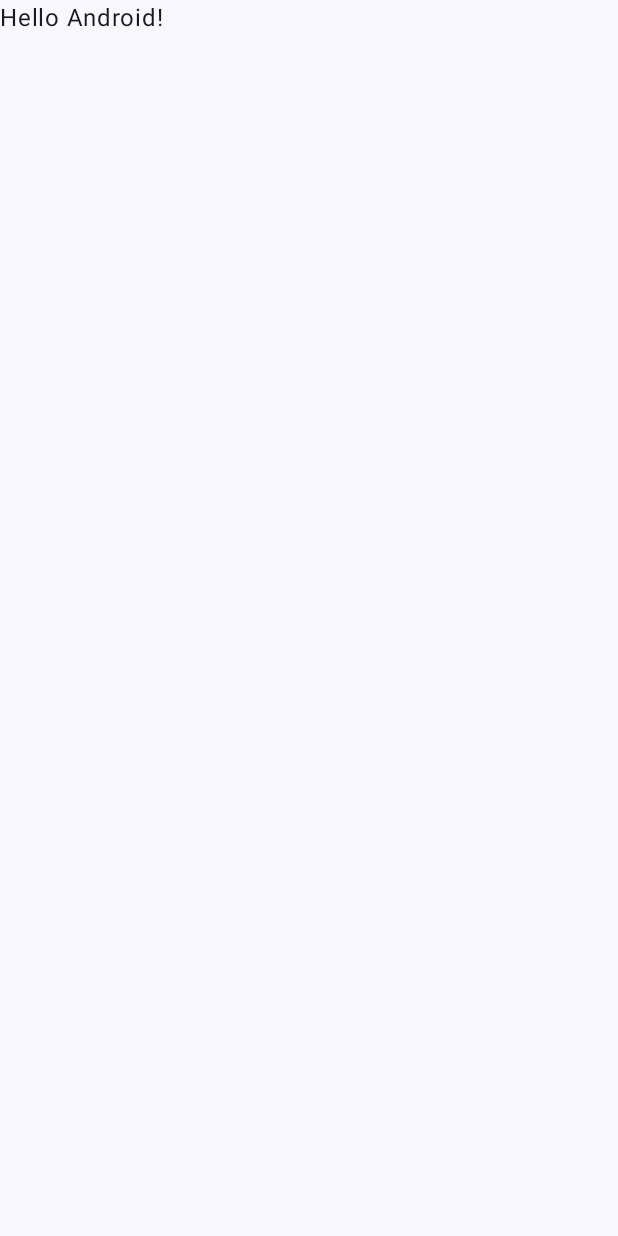
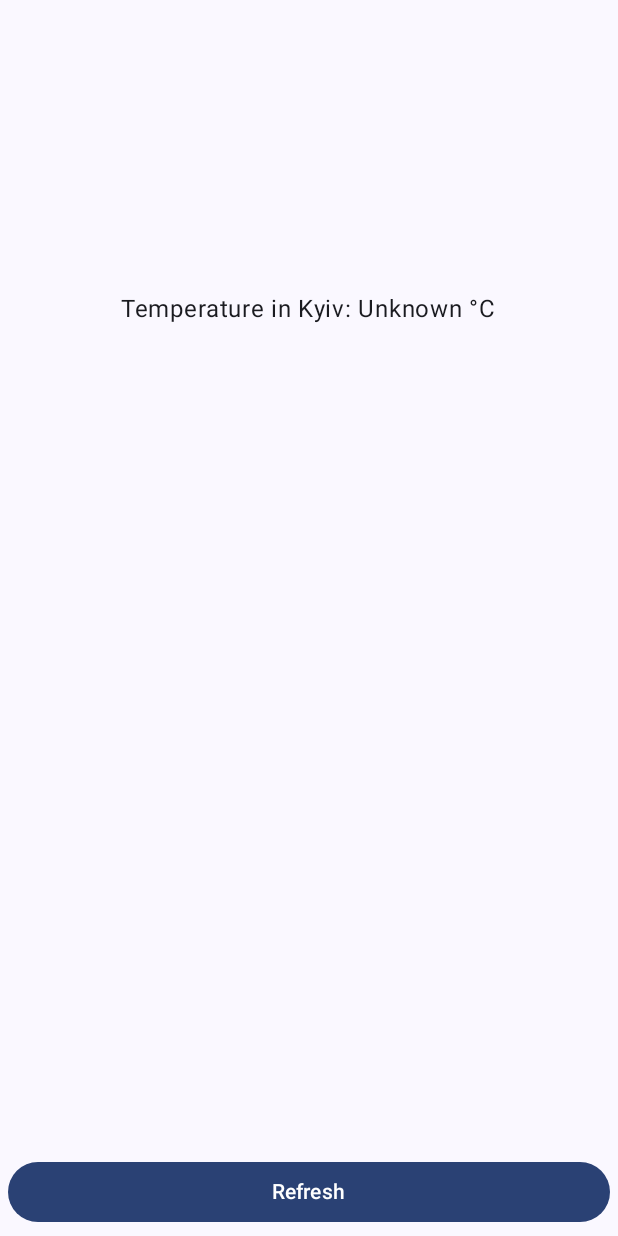
Before and after one commit to Saimone2/jetpack-weather-api, an Android app built with Jetpack Compose: the screen it shows after launch (MainActivity), on a phone screen of 412 x 824 dp. Before the commit the screen is almost empty. Run offline under Robolectric (Android 15) with nearby library versions, the phone set to English and light mode, and no system bars; our stand-ins replace Volley.

Commit message:
written logic that requests weather data in Kyiv from the OpenWeatherMap service, extracts from the response and displays the current temperature when the button is pressed

```diff
--- a/app/build.gradle.kts
+++ b/app/build.gradle.kts
@@ -52,6 +52,7 @@ android {
 dependencies {
 
     implementation("androidx.core:core-ktx:1.10.1")
+    implementation("com.android.volley:volley:1.2.1")
     implementation("androidx.lifecycle:lifecycle-runtime-ktx:2.6.1")
     implementation("androidx.activity:activity-compose:1.7.2")
     implementation(platform("androidx.compose:compose-bom:2023.03.00"))
--- a/app/src/main/AndroidManifest.xml
+++ b/app/src/main/AndroidManifest.xml
@@ -1,7 +1,7 @@
 <?xml version="1.0" encoding="utf-8"?>
 <manifest xmlns:android="http://schemas.android.com/apk/res/android"
     xmlns:tools="http://schemas.android.com/tools">
-
+    <uses-permission android:name="android.permission.INTERNET" />
     <application
         android:allowBackup="true"
         android:dataExtractionRules="@xml/data_extraction_rules"
--- a/app/src/main/java/com/saimone/jetpack_weather_app/MainActivity.kt
+++ b/app/src/main/java/com/saimone/jetpack_weather_app/MainActivity.kt
@@ -1,28 +1,46 @@
 package com.saimone.jetpack_weather_app
 
+import android.content.Context
 import android.os.Bundle
+import android.util.Log
 import androidx.activity.ComponentActivity
 import androidx.activity.compose.setContent
+import androidx.compose.foundation.layout.Box
+import androidx.compose.foundation.layout.Column
+import androidx.compose.foundation.layout.fillMaxHeight
 import androidx.compose.foundation.layout.fillMaxSize
+import androidx.compose.foundation.layout.fillMaxWidth
+import androidx.compose.foundation.layout.padding
+import androidx.compose.material3.Button
 import androidx.compose.material3.MaterialTheme
 import androidx.compose.material3.Surface
 import androidx.compose.material3.Text
 import androidx.compose.runtime.Composable
+import androidx.compose.runtime.MutableState
+import androidx.compose.runtime.mutableStateOf
+import androidx.compose.runtime.remember
+import androidx.compose.ui.Alignment
 import androidx.compose.ui.Modifier
-import androidx.compose.ui.tooling.preview.Preview
+import androidx.compose.ui.unit.dp
+import com.android.volley.Request
+import com.android.volley.toolbox.StringRequest
+import com.android.volley.toolbox.Volley
 import com.saimone.jetpack_weather_app.ui.theme.JetpackweatherappTheme
+import org.json.JSONObject
+
+
+const val API_KEY = "15b2a15e17c554f4925a66f101302ca3"
 
 class MainActivity : ComponentActivity() {
     override fun onCreate(savedInstanceState: Bundle?) {
         super.onCreate(savedInstanceState)
         setContent {
             JetpackweatherappTheme {
-                // A surface container using the 'background' color from the theme
                 Surface(
                     modifier = Modifier.fillMaxSize(),
                     color = MaterialTheme.colorScheme.background
                 ) {
-                    Greeting("Android")
+                    Greeting("Kyiv", this)
                 }
             }
         }
@@ -30,17 +48,51 @@ class MainActivity : ComponentActivity() {
 }
 
 @Composable
-fun Greeting(name: String, modifier: Modifier = Modifier) {
-    Text(
-        text = "Hello $name!",
-        modifier = modifier
+fun Greeting(city: String, context: Context) {
+    val state = remember {
+        mutableStateOf("Unknown")
+    }
+
+    Column(modifier = Modifier.fillMaxSize()) {
+        Box(
+            modifier = Modifier.fillMaxHeight(0.5f).fillMaxWidth(),
+            contentAlignment = Alignment.Center
+        ) {
+            Text(text = "Temperature in $city: ${state.value} °C")
+        }
+        Box(
+            modifier = Modifier.fillMaxHeight().fillMaxWidth(),
+            contentAlignment = Alignment.BottomCenter,
+        ) {
+            Button(onClick = {
+                getResult(city, state, context)
+            }, modifier = Modifier.padding(5.dp).fillMaxWidth()) {
+                Text(text = "Refresh")
+            }
+        }
+    }
+}
+private fun getResult(city: String, state: MutableState<String>, context: Context) {
+    val url = "https://api.openweathermap.org/data/2.5/forecast?id=524901&appid=$API_KEY&q=$city"
+    val queue = Volley.newRequestQueue(context)
+    val stringRequest = StringRequest(
+        Request.Method.GET,
+        url,
+        { response ->
+            val obj = JSONObject(response)
+            val forecastList = obj.getJSONArray("list")
+
+            val forecast = forecastList.getJSONObject(0)
+            val temperature = forecast.getJSONObject("main").getDouble("temp")
+            state.value = (temperature - 273.15).round(1).toString()
+        },
+        { error -> Log.d("MyLog", "Error: $error")}
     )
+    queue.add(stringRequest)
 }
 
-@Preview(showBackground = true)
-@Composable
-fun GreetingPreview() {
-    JetpackweatherappTheme {
-        Greeting("Android")
-    }
+private fun Double.round(decimals: Int): Double {
+    var multiplier = 1.0
+    repeat(decimals) { multiplier *= 10 }
+    return kotlin.math.round(this * multiplier) / multiplier
 }
```
